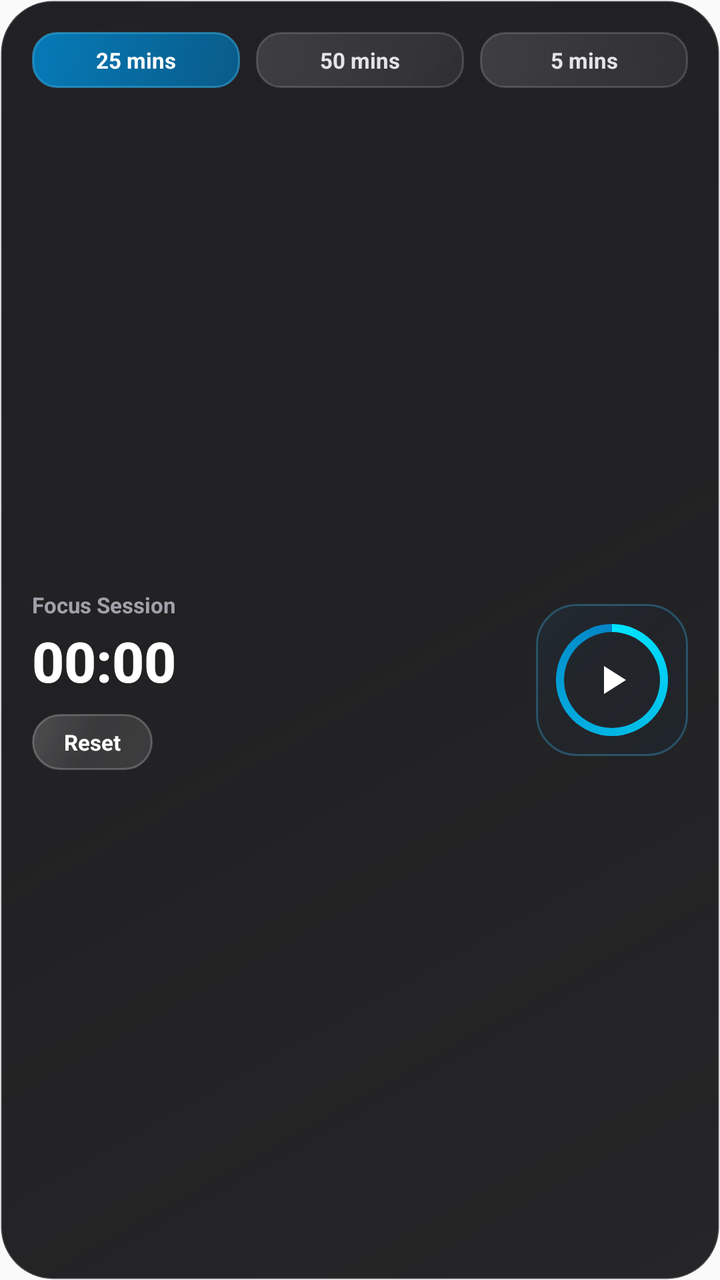
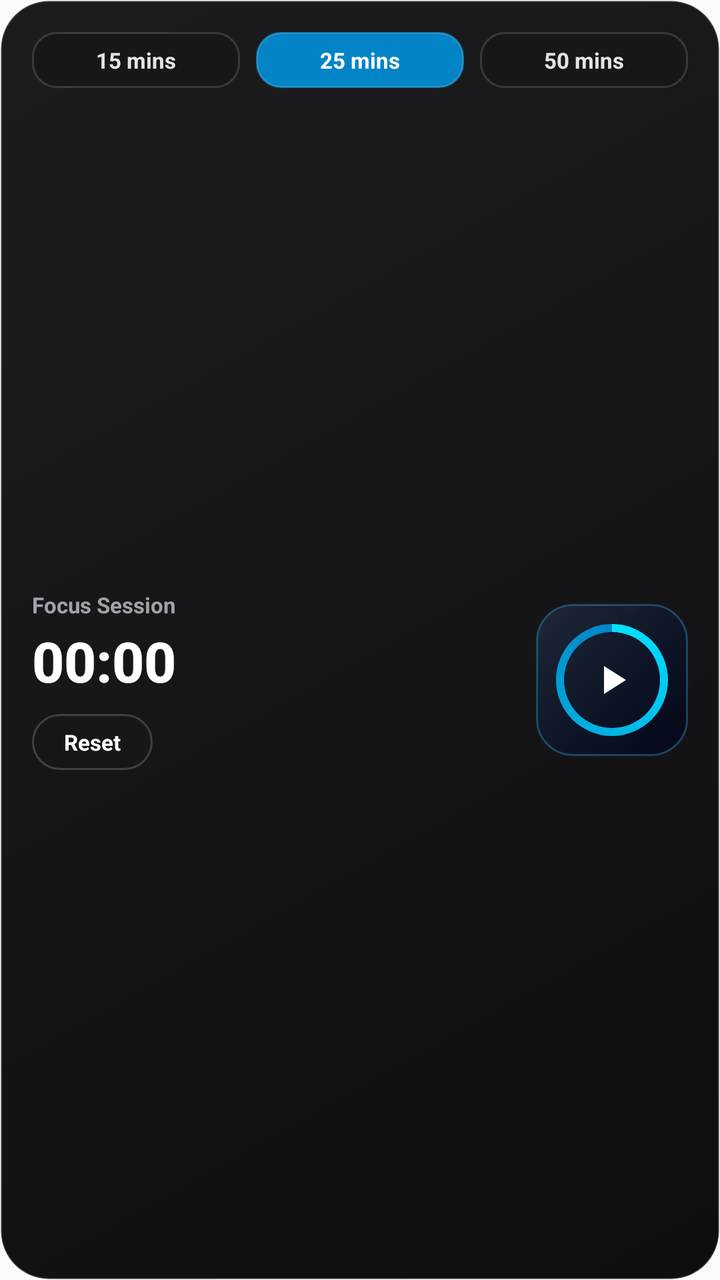

An Android layout rendered at two revisions. The XML below is the earlier revision; the diff shows what the commit changed to produce the second picture.
<!-- AndroidManifest.xml: application theme AppTheme -->
<!-- res/layout/taskify_timer_widget.xml -->
<?xml version="1.0" encoding="utf-8"?>
<LinearLayout xmlns:android="http://schemas.android.com/apk/res/android"
    android:id="@+id/widget_timer_root"
    android:layout_width="match_parent"
    android:layout_height="match_parent"
    android:orientation="vertical"
    android:padding="16dp"
    android:background="@drawable/taskify_widget_background">

    
    <LinearLayout
        android:id="@+id/timer_preset_row"
        android:layout_width="match_parent"
        android:layout_height="28dp"
        android:layout_marginBottom="12dp"
        android:orientation="horizontal"
        android:gravity="center_vertical">

        <TextView
            android:id="@+id/btn_preset_25"
            android:layout_width="0dp"
            android:layout_height="match_parent"
            android:layout_weight="1"
            android:layout_marginRight="4dp"
            android:layout_marginEnd="4dp"
            android:gravity="center"
            android:text="25 mins"
            android:textColor="#FFFFFF"
            android:textSize="11sp"
            android:textStyle="bold"
            android:background="@drawable/taskify_timer_chip_active_bg" />

        <TextView
            android:id="@+id/btn_preset_50"
            android:layout_width="0dp"
            android:layout_height="match_parent"
            android:layout_weight="1"
            android:layout_marginLeft="4dp"
            android:layout_marginStart="4dp"
            android:layout_marginRight="4dp"
            android:layout_marginEnd="4dp"
            android:gravity="center"
            android:text="50 mins"
            android:textColor="#E4E4E7"
            android:textSize="11sp"
            android:textStyle="bold"
            android:background="@drawable/taskify_timer_chip_bg" />

        <TextView
            android:id="@+id/btn_preset_5"
            android:layout_width="0dp"
            android:layout_height="match_parent"
            android:layout_weight="1"
            android:layout_marginLeft="4dp"
            android:layout_marginStart="4dp"
            android:gravity="center"
            android:text="5 mins"
            android:textColor="#E4E4E7"
            android:textSize="11sp"
            android:textStyle="bold"
            android:background="@drawable/taskify_timer_chip_bg" />
    </LinearLayout>

    
    <LinearLayout
        android:layout_width="match_parent"
        android:layout_height="0dp"
        android:layout_weight="1"
        android:orientation="horizontal"
        android:gravity="center_vertical">

        
        <LinearLayout
            android:layout_width="0dp"
            android:layout_height="match_parent"
            android:layout_weight="1"
            android:orientation="vertical"
            android:gravity="center_vertical">

            <TextView
                android:layout_width="wrap_content"
                android:layout_height="wrap_content"
                android:text="Focus Session"
                android:textColor="#A1A1AA"
                android:textSize="11sp"
                android:textStyle="bold" />

            
            <Chronometer
                android:id="@+id/timer_chronometer"
                android:layout_width="wrap_content"
                android:layout_height="wrap_content"
                android:layout_marginTop="2dp"
                android:layout_marginBottom="8dp"
                android:textColor="#FFFFFF"
                android:textSize="28sp"
                android:textStyle="bold"
                android:fontFamily="sans-serif-medium" />

            
            <TextView
                android:id="@+id/btn_timer_stop"
                android:layout_width="wrap_content"
                android:layout_height="28dp"
                android:gravity="center"
                android:paddingLeft="16dp"
                android:paddingRight="16dp"
                android:paddingStart="16dp"
                android:paddingEnd="16dp"
                android:text="Reset"
                android:textColor="#FFFFFF"
                android:textSize="11sp"
                android:textStyle="bold"
                android:background="@drawable/taskify_timer_stop_btn" />
        </LinearLayout>

        
        <FrameLayout
            android:id="@+id/btn_timer_toggle"
            android:layout_width="76dp"
            android:layout_height="76dp"
            android:layout_gravity="center_vertical"
            android:background="@drawable/taskify_timer_accent_card">

            <ProgressBar
                android:id="@+id/timer_progress_ring"
                style="?android:attr/progressBarStyleHorizontal"
                android:layout_width="60dp"
                android:layout_height="60dp"
                android:layout_gravity="center"
                android:indeterminate="false"
                android:max="100"
                android:progress="100"
                android:progressDrawable="@drawable/taskify_timer_circular_progress" />

            <ImageView
                android:id="@+id/btn_timer_icon"
                android:layout_width="24dp"
                android:layout_height="24dp"
                android:layout_gravity="center"
                android:src="@drawable/taskify_ic_timer_play" />
        </FrameLayout>
    </LinearLayout>
</LinearLayout>
<!-- resources referenced by this layout -->
<resources>
  <!-- drawable taskify_ic_timer_play (drawable) -->
  <?xml version="1.0" encoding="utf-8"?>
  <vector xmlns:android="http://schemas.android.com/apk/res/android"
      android:width="28dp"
      android:height="28dp"
      android:viewportWidth="24"
      android:viewportHeight="24">
      <path
          android:fillColor="#FFFFFF"
          android:pathData="M8,5v14l11,-7z" />
  </vector>
  <!-- drawable taskify_timer_accent_card (drawable) -->
  <?xml version="1.0" encoding="utf-8"?>
  <shape xmlns:android="http://schemas.android.com/apk/res/android"
      android:shape="rectangle">
      
      <gradient
          android:startColor="#2A1E4E75"
          android:centerColor="#1F132D46"
          android:endColor="#33132D46"
          android:angle="315"
          android:type="linear" />
      <corners android:radius="20dp" />
      <stroke
          android:width="1dp"
          android:color="#4D38BDF8" />
  </shape>
  <!-- drawable taskify_timer_chip_active_bg (drawable) -->
  <?xml version="1.0" encoding="utf-8"?>
  <shape xmlns:android="http://schemas.android.com/apk/res/android"
      android:shape="rectangle">
      <gradient
          android:startColor="#E60284C7"
          android:endColor="#CC0369A1"
          android:angle="315"
          android:type="linear" />
      <corners android:radius="12dp" />
      <stroke
          android:width="1dp"
          android:color="#8038BDF8" />
  </shape>
  <!-- drawable taskify_timer_chip_bg (drawable) -->
  <?xml version="1.0" encoding="utf-8"?>
  <shape xmlns:android="http://schemas.android.com/apk/res/android"
      android:shape="rectangle">
      <gradient
          android:startColor="#22FFFFFF"
          android:endColor="#10FFFFFF"
          android:angle="315"
          android:type="linear" />
      <corners android:radius="12dp" />
      <stroke
          android:width="1dp"
          android:color="#2AFFFFFF" />
  </shape>
  <!-- drawable taskify_timer_stop_btn (drawable) -->
  <?xml version="1.0" encoding="utf-8"?>
  <shape xmlns:android="http://schemas.android.com/apk/res/android"
      android:shape="rectangle">
      <gradient
          android:startColor="#33FFFFFF"
          android:centerColor="#1AFFFFFF"
          android:endColor="#1FFFFFFF"
          android:angle="315"
          android:type="linear" />
      <corners android:radius="14dp" />
      <stroke
          android:width="1dp"
          android:color="#38FFFFFF" />
  </shape>
  <!-- drawable taskify_widget_background (drawable) -->
  <?xml version="1.0" encoding="utf-8"?>
  <shape xmlns:android="http://schemas.android.com/apk/res/android"
      android:shape="rectangle">
      
      <gradient
          android:startColor="#F518181C"
          android:centerColor="#F0141416"
          android:endColor="#E8101012"
          android:angle="315"
          android:type="linear" />
      <corners android:radius="26dp" />
      
      <stroke
          android:width="1dp"
          android:color="#33FFFFFF" />
  </shape>
  <style name="AppTheme" parent="Theme.AppCompat.Light.DarkActionBar">
          
          <item name="colorPrimary">@color/colorPrimary</item>
          <item name="colorPrimaryDark">@color/colorPrimaryDark</item>
          <item name="colorAccent">@color/colorAccent</item>
      </style>
  <!-- unchanged entries left out for length: 1 -->
</resources>

<!-- the commit's change to res/layout/taskify_timer_widget.xml (unified diff, before → after) -->
@@ -17,10 +17,26 @@
         android:gravity="center_vertical">
 
         <TextView
+            android:id="@+id/btn_preset_15"
+            android:layout_width="0dp"
+            android:layout_height="match_parent"
+            android:layout_weight="1"
+            android:layout_marginRight="4dp"
+            android:layout_marginEnd="4dp"
+            android:gravity="center"
+            android:text="15 mins"
+            android:textColor="#E4E4E7"
+            android:textSize="11sp"
+            android:textStyle="bold"
+            android:background="@drawable/taskify_timer_chip_bg" />
+
+        <TextView
             android:id="@+id/btn_preset_25"
             android:layout_width="0dp"
             android:layout_height="match_parent"
             android:layout_weight="1"
+            android:layout_marginLeft="4dp"
+            android:layout_marginStart="4dp"
             android:layout_marginRight="4dp"
             android:layout_marginEnd="4dp"
             android:gravity="center"
@@ -37,24 +53,8 @@
             android:layout_weight="1"
             android:layout_marginLeft="4dp"
             android:layout_marginStart="4dp"
-            android:layout_marginRight="4dp"
-            android:layout_marginEnd="4dp"
             android:gravity="center"
             android:text="50 mins"
-            android:textColor="#E4E4E7"
-            android:textSize="11sp"
-            android:textStyle="bold"
-            android:background="@drawable/taskify_timer_chip_bg" />
-
-        <TextView
-            android:id="@+id/btn_preset_5"
-            android:layout_width="0dp"
-            android:layout_height="match_parent"
-            android:layout_weight="1"
-            android:layout_marginLeft="4dp"
-            android:layout_marginStart="4dp"
-            android:gravity="center"
-            android:text="5 mins"
             android:textColor="#E4E4E7"
             android:textSize="11sp"
             android:textStyle="bold"
<!-- resource entries referenced after the edit -->
@@ -17,12 +17,12 @@
       android:shape="rectangle">
       
       <gradient
-          android:startColor="#2A1E4E75"
-          android:centerColor="#1F132D46"
-          android:endColor="#33132D46"
+          android:startColor="#E61E293B"
+          android:centerColor="#E60F172A"
+          android:endColor="#E6020617"
           android:angle="315"
           android:type="linear" />
-      <corners android:radius="20dp" />
+      <corners android:radius="18dp" />
       <stroke
           android:width="1dp"
           android:color="#4D38BDF8" />
@@ -31,11 +31,7 @@
   <?xml version="1.0" encoding="utf-8"?>
   <shape xmlns:android="http://schemas.android.com/apk/res/android"
       android:shape="rectangle">
-      <gradient
-          android:startColor="#E60284C7"
-          android:endColor="#CC0369A1"
-          android:angle="315"
-          android:type="linear" />
+      <solid android:color="#0284C7" />
       <corners android:radius="12dp" />
       <stroke
           android:width="1dp"
@@ -45,30 +41,21 @@
   <?xml version="1.0" encoding="utf-8"?>
   <shape xmlns:android="http://schemas.android.com/apk/res/android"
       android:shape="rectangle">
-      <gradient
-          android:startColor="#22FFFFFF"
-          android:endColor="#10FFFFFF"
-          android:angle="315"
-          android:type="linear" />
+      <solid android:color="#F218181B" />
       <corners android:radius="12dp" />
       <stroke
           android:width="1dp"
-          android:color="#2AFFFFFF" />
+          android:color="#24FFFFFF" />
   </shape>
   <!-- drawable taskify_timer_stop_btn (drawable) -->
   <?xml version="1.0" encoding="utf-8"?>
   <shape xmlns:android="http://schemas.android.com/apk/res/android"
       android:shape="rectangle">
-      <gradient
-          android:startColor="#33FFFFFF"
-          android:centerColor="#1AFFFFFF"
-          android:endColor="#1FFFFFFF"
-          android:angle="315"
-          android:type="linear" />
+      <solid android:color="#F218181B" />
       <corners android:radius="14dp" />
       <stroke
           android:width="1dp"
-          android:color="#38FFFFFF" />
+          android:color="#2EFFFFFF" />
   </shape>
   <!-- drawable taskify_widget_background (drawable) -->
   <?xml version="1.0" encoding="utf-8"?>
@@ -76,16 +63,16 @@
       android:shape="rectangle">
       
       <gradient
-          android:startColor="#F518181C"
-          android:centerColor="#F0141416"
-          android:endColor="#E8101012"
+          android:startColor="#FA18181B"
+          android:centerColor="#FA111113"
+          android:endColor="#FA09090B"
           android:angle="315"
           android:type="linear" />
-      <corners android:radius="26dp" />
+      <corners android:radius="24dp" />
       
       <stroke
           android:width="1dp"
-          android:color="#33FFFFFF" />
+          android:color="#2EFFFFFF" />
   </shape>
   <style name="AppTheme" parent="Theme.AppCompat.Light.DarkActionBar">
           
